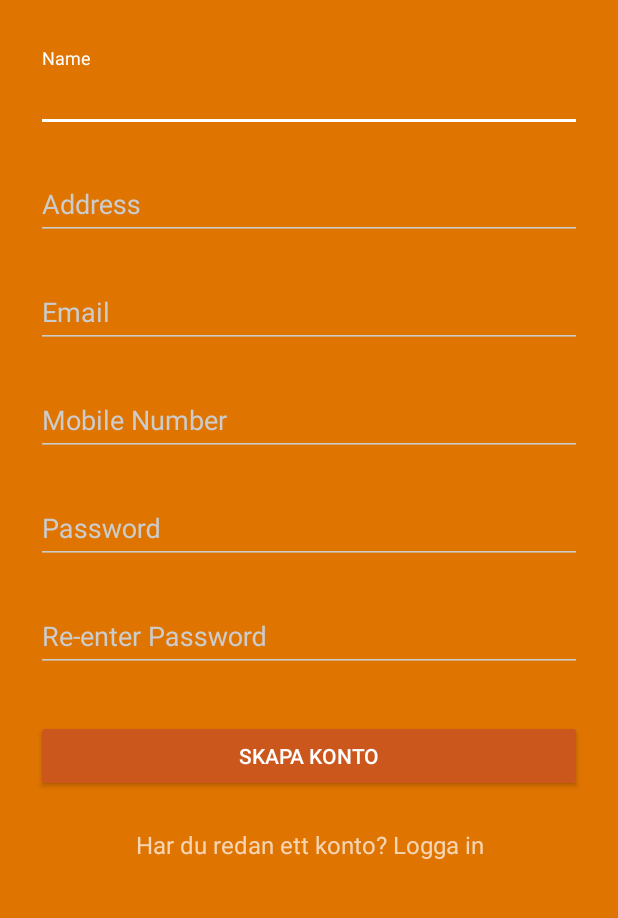
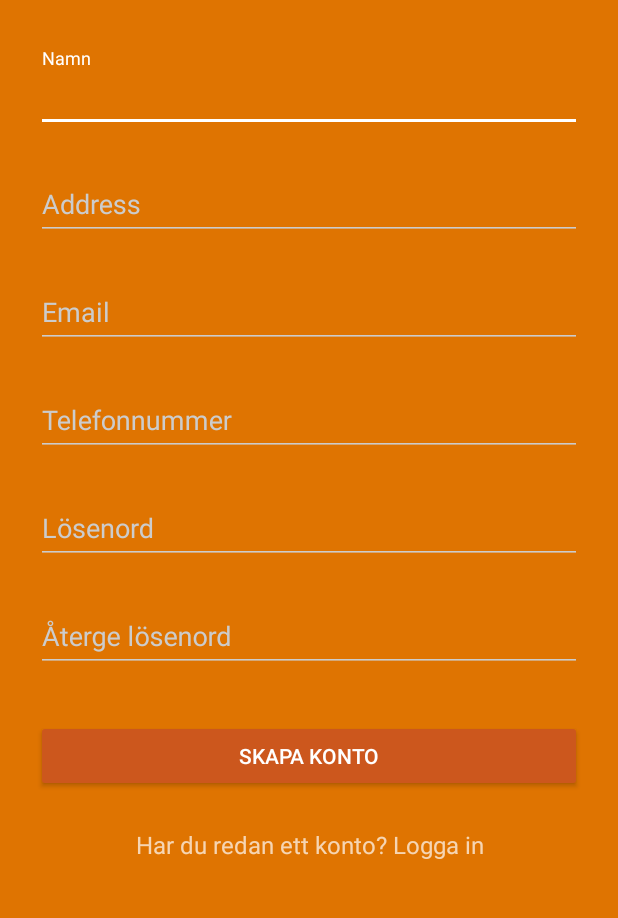
Before and after one commit to viktorand/materiallogindemo-master, an Android app: the screen it shows after launch (SignupActivity), after a tap on "Inget konto än? Skapa ett", on a phone screen of 412 x 824 dp, the part 192-1110 px from its top. Run offline under Robolectric (Android 15) with nearby library versions, the phone set to English and light mode, and no system bars; our stand-ins replace ButterKnife; 1 other tap on this screen came first.

Commit message:
Ändring från engelska till svenska

```diff
--- a/app/src/main/res/layout/activity_login.xml
+++ b/app/src/main/res/layout/activity_login.xml
@@ -41,7 +41,7 @@
                 android:layout_width="match_parent"
                 android:layout_height="wrap_content"
                 android:inputType="textPassword"
-                android:hint="@string/password"/>
+                android:hint="@string/lösenord"/>
         </android.support.design.widget.TextInputLayout>
 
         <android.support.v7.widget.AppCompatButton
--- a/app/src/main/res/layout/activity_signup.xml
+++ b/app/src/main/res/layout/activity_signup.xml
@@ -84,7 +84,7 @@
                 android:layout_width="match_parent"
                 android:layout_height="wrap_content"
                 android:inputType="textPassword"
-                android:hint="@string/password"/>
+                android:hint="@string/lösenord"/>
         </android.support.design.widget.TextInputLayout>
 
         <!-- Password Re-enter Label -->
--- a/app/src/main/res/values/strings.xml
+++ b/app/src/main/res/values/strings.xml
@@ -2,15 +2,15 @@
     <string name="app_name">Material Login Example</string>
 
     <string name="hello_world">Hello world!</string>
-    <string name="action_settings">Settings</string>
+    <string name="action_settings">Alternativ</string>
     <string name="email">Email</string>
-    <string name="password">Password</string>
-    <string name="login">Login</string>
+    <string name="lösenord">Lösenord</string>
+    <string name="login">Logga in</string>
     <string name="inget_konto_n_skapa_ett">Inget konto än? Skapa ett</string>
-    <string name="name">Name</string>
+    <string name="name">Namn</string>
     <string name="address">Address</string>
-    <string name="mobile_number">Mobile Number</string>
-    <string name="re_enter_password">Re-enter Password</string>
+    <string name="mobile_number">Telefonnummer</string>
+    <string name="re_enter_password">Återge lösenord</string>
     <string name="har_du_redan_ett_konto_logga_in">Har du redan ett konto? Logga in</string>
     <string name="skapa_konto">Skapa konto</string>
 </resources>
```
